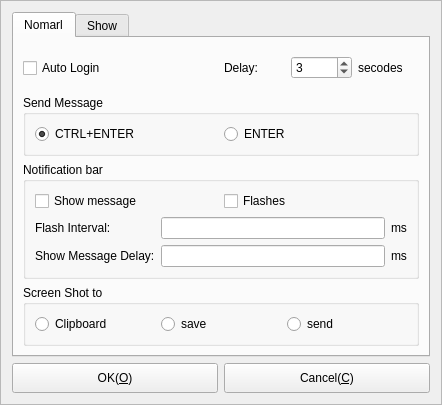
The window that Widgets/FrmOptions/FrmOptions.ui (KangLin/RabbitIm) describes before a commit, drawn with Qt 5.
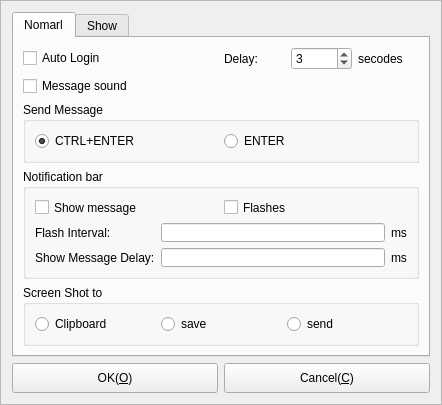
The same window after the commit. Icons and pictures are not drawn.

Patch:
```diff
--- a/Widgets/FrmOptions/FrmOptions.ui
+++ b/Widgets/FrmOptions/FrmOptions.ui
@@ -85,6 +85,19 @@
         </layout>
        </item>
        <item row="1" column="0">
+        <widget class="QCheckBox" name="cbMessageSound">
+         <property name="sizePolicy">
+          <sizepolicy hsizetype="Preferred" vsizetype="Preferred">
+           <horstretch>0</horstretch>
+           <verstretch>0</verstretch>
+          </sizepolicy>
+         </property>
+         <property name="text">
+          <string>Message sound</string>
+         </property>
+        </widget>
+       </item>
+       <item row="2" column="0">
         <widget class="QGroupBox" name="gBSendMessage">
          <property name="title">
           <string>Send Message</string>
@@ -125,7 +138,7 @@
          </layout>
         </widget>
        </item>
-       <item row="2" column="0">
+       <item row="3" column="0">
         <widget class="QGroupBox" name="groupBox">
          <property name="sizePolicy">
           <sizepolicy hsizetype="Preferred" vsizetype="Preferred">
@@ -271,7 +284,7 @@
          </layout>
         </widget>
        </item>
-       <item row="3" column="0">
+       <item row="4" column="0">
         <widget class="QGroupBox" name="groupBox_5">
          <property name="sizePolicy">
           <sizepolicy hsizetype="Preferred" vsizetype="Preferred">
```
